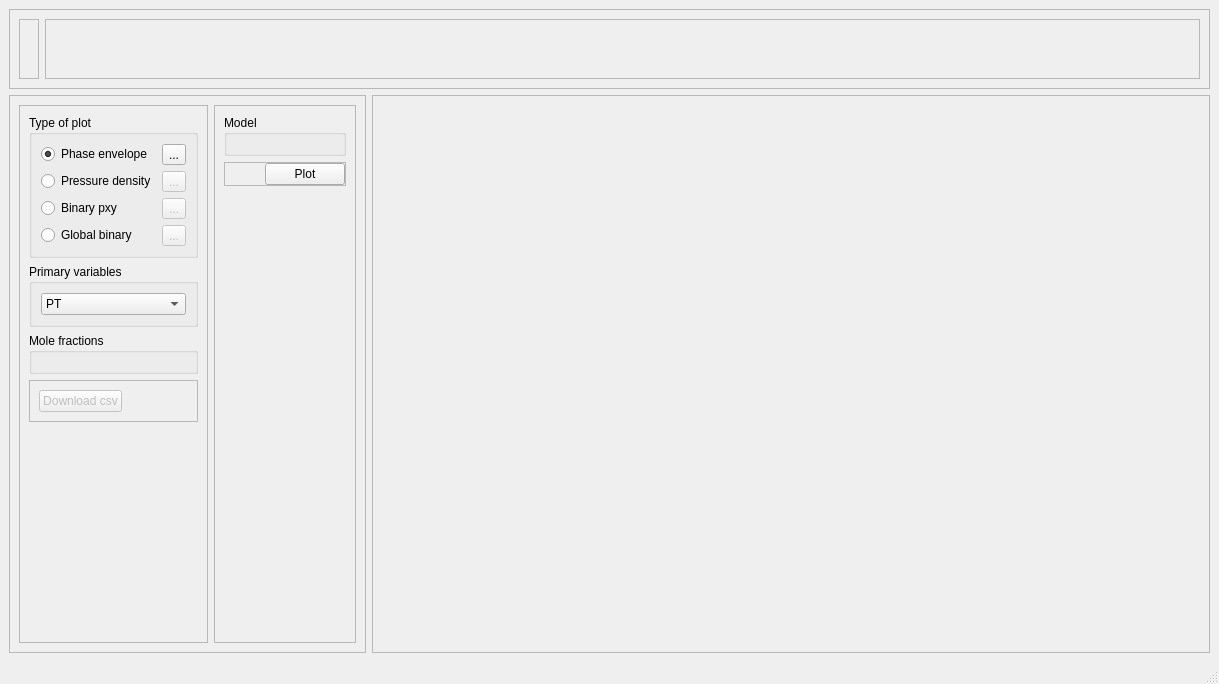
Old version of the form addon/pycThermopack/pyctp/gui/widgets/layouts/plot_mode.ui in the repository thermotools/thermopack.
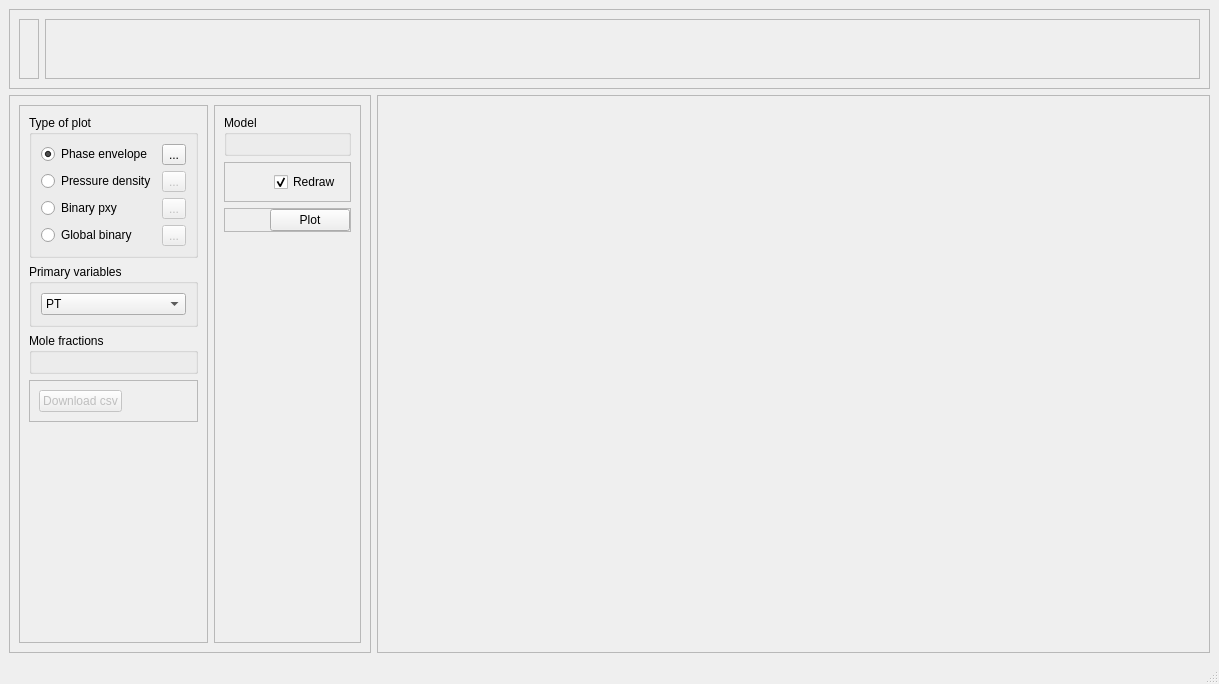
New version of the form.

Commit message: Possibility to not redraw plots every time

The edit to the form file:
```diff
--- a/addon/pycThermopack/pyctp/gui/widgets/layouts/plot_mode.ui
+++ b/addon/pycThermopack/pyctp/gui/widgets/layouts/plot_mode.ui
@@ -279,6 +279,41 @@
             <layout class="QVBoxLayout" name="model_box_layout"/>
            </widget>
           </item>
+          <item>
+           <widget class="QFrame" name="frame_5">
+            <property name="frameShape">
+             <enum>QFrame::StyledPanel</enum>
+            </property>
+            <property name="frameShadow">
+             <enum>QFrame::Raised</enum>
+            </property>
+            <layout class="QHBoxLayout" name="horizontalLayout_4">
+             <item>
+              <spacer name="horizontalSpacer_3">
+               <property name="orientation">
+                <enum>Qt::Horizontal</enum>
+               </property>
+               <property name="sizeHint" stdset="0">
+                <size>
+                 <width>40</width>
+                 <height>20</height>
+                </size>
+               </property>
+              </spacer>
+             </item>
+             <item>
+              <widget class="QCheckBox" name="redraw_checkbox">
+               <property name="text">
+                <string>Redraw</string>
+               </property>
+               <property name="checked">
+                <bool>true</bool>
+               </property>
+              </widget>
+             </item>
+            </layout>
+           </widget>
+          </item>
           <item>
            <widget class="QFrame" name="frame_3">
             <property name="sizePolicy">
```
Left out of the diff: 6 changed lines with no effect on the pictures. The commit also changes 3 other files.
